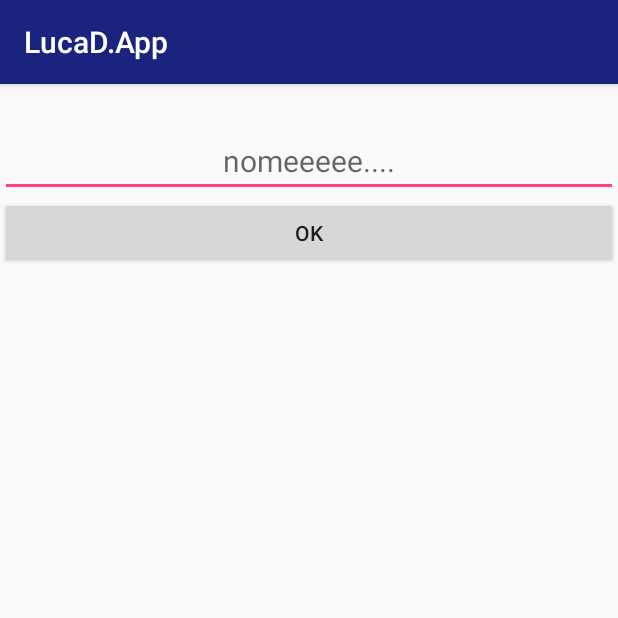
After one commit to lucaDoceana/ProjectBase, an Android app: the NameActivity screen opened directly, with no data from a screen before it, on a phone screen of 412 x 824 dp, the top half of it. The commit adds this screen. Run offline under Robolectric (Android 15) with nearby library versions, the phone set to English and light mode, and no system bars; 1 statement that could not run was skipped.

Commit message:
RecyclerView

```diff
--- a/app/build.gradle
+++ b/app/build.gradle
@@ -25,5 +25,8 @@ dependencies {
         exclude group: 'com.android.support', module: 'support-annotations'
     })
     compile 'com.android.support:appcompat-v7:23.4.0'
+    compile 'com.android.support:recyclerview-v7:23.4.0'
+    compile 'com.android.support:design:23.4.0'
+    compile 'com.dmitrymalkovich.android:material-design-dimens:1.4'
     testCompile 'junit:junit:4.12'
 }
--- /dev/null
+++ b/app/src/main/java/com/example/luca/imexal/NameActivity.java
@@ -0,0 +1,52 @@
+package com.example.luca.imexal;
+
+import android.content.Intent;
+import android.os.Bundle;
+import android.os.PersistableBundle;
+import android.support.v7.app.AppCompatActivity;
+import android.text.Editable;
+import android.text.TextWatcher;
+import android.view.View;
+import android.widget.Button;
+import android.widget.EditText;
+import android.widget.TextView;
+
+/**
+ * Created by Luca on 17/02/2017.
+ */
+
+public class NameActivity extends AppCompatActivity implements View.OnClickListener {
+    TextView nomeTV;
+    EditText nomeMod;
+    String nome;
+    Button okMod;
+    Intent intent;
+    int posizione;
+    String result;
+
+    @Override
+    public void onCreate(Bundle savedInstanceState) {
+        super.onCreate(savedInstanceState);
+        setContentView(R.layout.activity_cardname);
+        intent=getIntent();
+        nome=(intent.getStringExtra(MainActivity.USER_NAME));
+        nomeTV = (TextView) findViewById(R.id.comparsa_nome);
+        nomeMod = (EditText) findViewById(R.id.modif_name);
+        nomeTV.setText(nome);
+        posizione= intent.getExtras().getInt("posizione");
+
+        okMod=(Button) findViewById(R.id.ok_btn);
+        okMod.setOnClickListener(this);
+
+    }
+
+    @Override
+    public void onClick(View v) {
+        result= nomeMod.getText().toString();
+        Intent i=new Intent();
+        i.putExtra("result",result);
+        i.putExtra("posizione",posizione);
+        setResult(1,i);
+        finish();
+    }
+}
--- /dev/null
+++ b/app/src/main/res/layout/activity_cardname.xml
@@ -0,0 +1,28 @@
+<?xml version="1.0" encoding="utf-8"?>
+<LinearLayout xmlns:android="http://schemas.android.com/apk/res/android"
+    android:orientation="vertical" android:layout_width="match_parent"
+    android:layout_height="match_parent">
+
+    <TextView
+        android:layout_width="match_parent"
+        android:layout_height="wrap_content"
+        android:text="name..."
+        android:id="@+id/comparsa_nome"
+        android:textSize="20sp"
+        android:gravity="center"/>
+    <EditText
+        android:layout_width="match_parent"
+        android:layout_height="wrap_content"
+        android:hint="nomeeeee...."
+        android:textSize="20sp"
+        android:id="@+id/modif_name"
+        android:gravity="center"/>
+
+    <Button
+        android:layout_width="match_parent"
+        android:layout_height="wrap_content"
+        android:layout_gravity="bottom"
+        android:text="Ok"
+        android:id="@+id/ok_btn" />
+
+</LinearLayout>
--- a/app/src/main/res/layout/activity_login.xml
+++ b/app/src/main/res/layout/activity_login.xml
@@ -5,7 +5,7 @@
     android:layout_height="match_parent"
     android:gravity="center">
     <EditText
-        android:layout_width="wrap_content"
+        android:layout_width="match_parent"
         android:layout_height="wrap_content"
         android:id="@+id/login_user"
         android:hint="Username..."
```
Also changed, not shown: app/src/main/AndroidManifest.xml (+17 -6 lines), app/src/main/java/com/example/luca/imexal/BusinessCard.java (added, +51 -0 lines), app/src/main/java/com/example/luca/imexal/BusinessCardAdapter.java (added, +112 -0 lines), app/src/main/java/com/example/luca/imexal/LoginActivity.java (+23 -19 lines), app/src/main/java/com/example/luca/imexal/MainActivity.java (+119 -9 lines), app/src/main/res/layout/activity_people.xml (added, +27 -0 lines), app/src/main/res/layout/dialog_student_add.xml (added, +35 -0 lines), app/src/main/res/layout/item_businesscard.xml (added, +59 -0 lines), app/src/main/res/drawable/ic_plus.png (added), app/src/main/res/mipmap-hdpi/logo.png (added).
